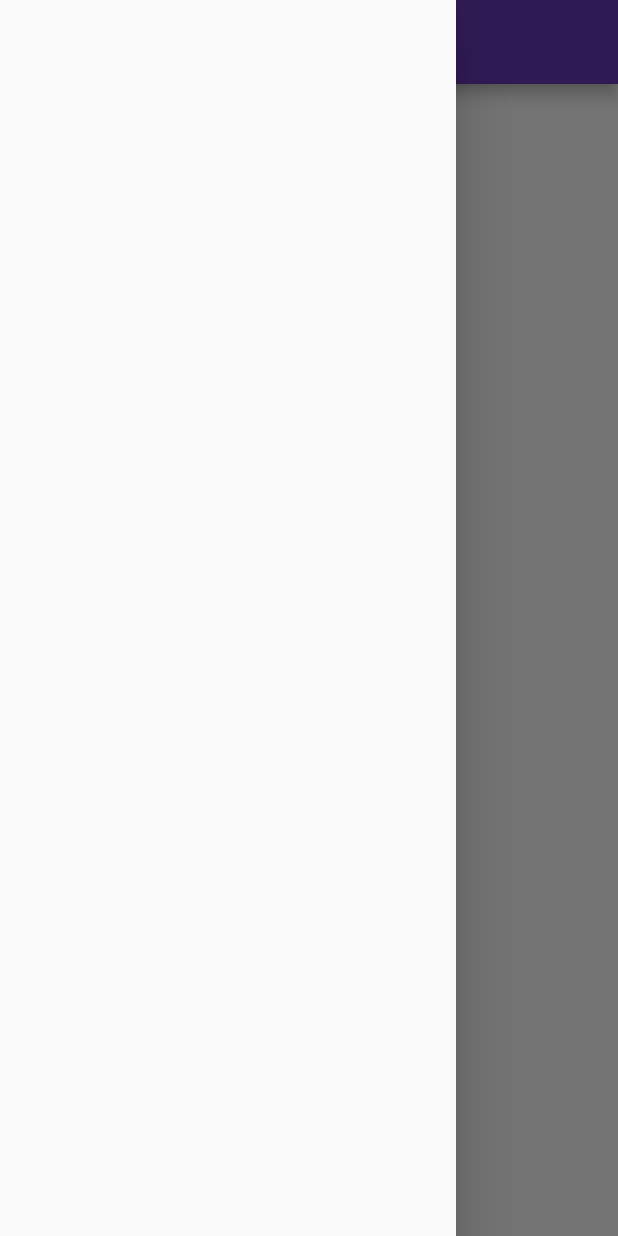
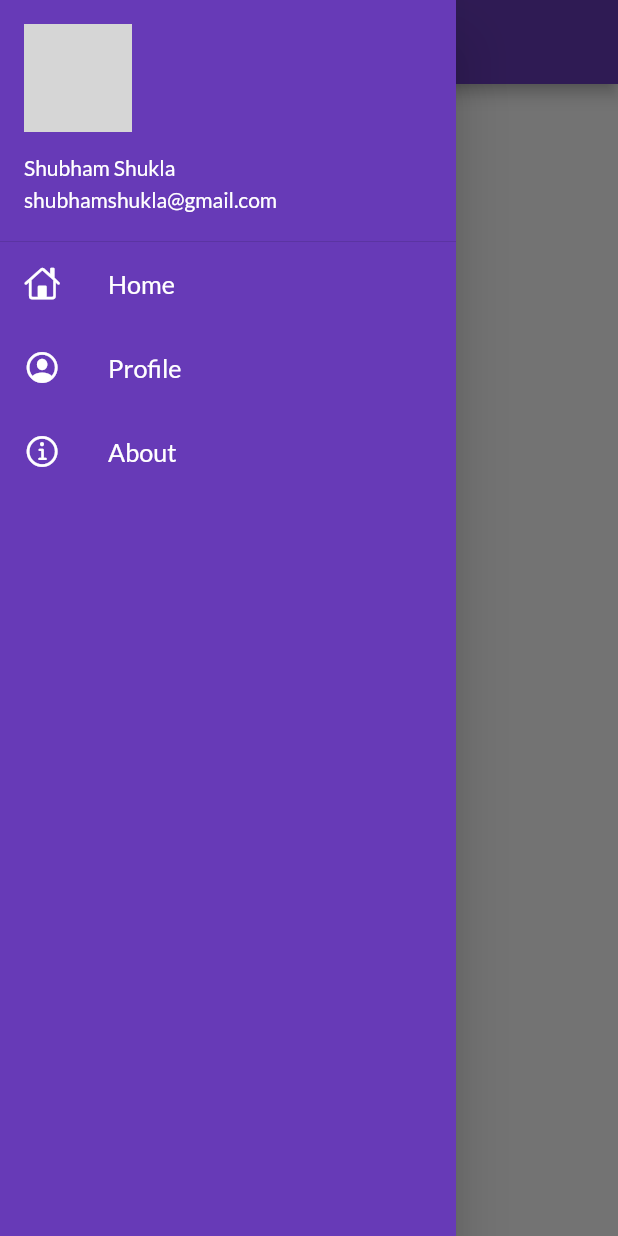
Before and after one commit to manendranathshukla/30DaysOfFlutter, a Flutter app: the HomePage screen opened by its route, with the side drawer open, on a phone screen of 412 x 824 dp. Run offline on Flutter 3.47's test engine with Material 2 defaults, Android fonts, the phone set to English and light mode, and no system bars; our stand-ins replace google_fonts; network calls fail; grey boxes are pictures that could not be loaded.

Commit message:
day8 commit

```diff
--- a/lib/pages/home_page.dart
+++ b/lib/pages/home_page.dart
@@ -1,4 +1,5 @@
 import 'package:flutter/material.dart';
+import 'package:flutter_catalog/widgets/drawer.dart';
 
 class HomePage extends StatelessWidget {
   const HomePage({Key? key}) : super(key: key);
@@ -17,7 +18,7 @@ class HomePage extends StatelessWidget {
           child: Text("Welcome $days To  $name"),
         ),
       ),
-      drawer: Drawer(),
+      drawer: MyDrawer(),
     );
   }
 }
--- /dev/null
+++ b/lib/widgets/drawer.dart
@@ -0,0 +1,65 @@
+import 'package:flutter/cupertino.dart';
+import 'package:flutter/material.dart';
+
+class MyDrawer extends StatelessWidget {
+  const MyDrawer({Key? key}) : super(key: key);
+
+  @override
+  Widget build(BuildContext context) {
+    final imageUrl = "https://avatars.githubusercontent.com/u/51334809?v=4";
+    return Drawer(
+      child: Container(
+        color: Colors.deepPurple,
+        child: ListView(
+          padding: EdgeInsets.zero,
+          children: [
+            DrawerHeader(
+                padding: EdgeInsets.zero,
+                margin: EdgeInsets.zero,
+                child: UserAccountsDrawerHeader(
+                  margin: EdgeInsets.zero,
+                  accountName: Text("Shubham Shukla"),
+                  accountEmail: Text("shubhamshukla@gmail.com"),
+                  currentAccountPicture: CircleAvatar(
+                    backgroundImage: NetworkImage(imageUrl),
+                  ),
+                )),
+            ListTile(
+              leading: Icon(
+                CupertinoIcons.home,
+                color: Colors.white,
+              ),
+              title: Text(
+                "Home",
+                textScaleFactor: 1.2,
+                style: TextStyle(color: Colors.white),
+              ),
+            ),
+            ListTile(
+              leading: Icon(
+                CupertinoIcons.profile_circled,
+                color: Colors.white,
+              ),
+              title: Text(
+                "Profile",
+                textScaleFactor: 1.2,
+                style: TextStyle(color: Colors.white),
+              ),
+            ),
+            ListTile(
+              leading: Icon(
+                CupertinoIcons.info,
+                color: Colors.white,
+              ),
+              title: Text(
+                "About",
+                textScaleFactor: 1.2,
+                style: TextStyle(color: Colors.white),
+              ),
+            ),
+          ],
+        ),
+      ),
+    );
+  }
+}
```
